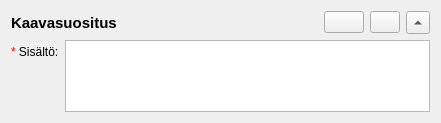
GispoCoding/arho-qgis-plugin, file arho_feature_template/gui/components/plan_proposition_widget.ui: the form before one commit.
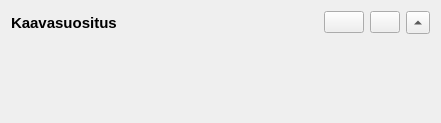
The form after the commit.

Commit message: emit changed signals in regulation widget and its child widgets

```diff
--- a/arho_feature_template/gui/components/plan_proposition_widget.ui
+++ b/arho_feature_template/gui/components/plan_proposition_widget.ui
@@ -103,37 +103,20 @@
     </layout>
    </item>
    <item>
-    <layout class="QFormLayout" name="form_layout">
-     <item row="0" column="0">
-      <widget class="QLabel" name="value_label">
-       <property name="text">
-        <string>&lt;span style=&quot;color: red;&quot;&gt;*&lt;/span&gt; Sisältö:</string>
-       </property>
-      </widget>
-     </item>
-     <item row="0" column="1">
-      <widget class="QTextEdit" name="text_input">
-       <property name="sizePolicy">
-        <sizepolicy hsizetype="Expanding" vsizetype="Preferred">
-         <horstretch>0</horstretch>
-         <verstretch>0</verstretch>
-        </sizepolicy>
-       </property>
-       <property name="maximumSize">
+    <layout class="QFormLayout" name="form_layout"/>
+   </item>
+   <item>
+    <spacer name="verticalSpacer">
+     <property name="orientation">
+      <enum>Qt::Vertical</enum>
+     </property>
+     <property name="sizeHint" stdset="0">
         <size>
-         <width>16777215</width>
-         <height>75</height>
-        </size>
-       </property>
-       <property name="baseSize">
-        <size>
-         <width>0</width>
-         <height>0</height>
-        </size>
-       </property>
-      </widget>
-     </item>
-    </layout>
+       <width>20</width>
+       <height>1</height>
+      </size>
+     </property>
+    </spacer>
    </item>
   </layout>
  </widget>
```
Lines whose indentation alone changed are shown as unchanged. The commit also changes 7 other files.
